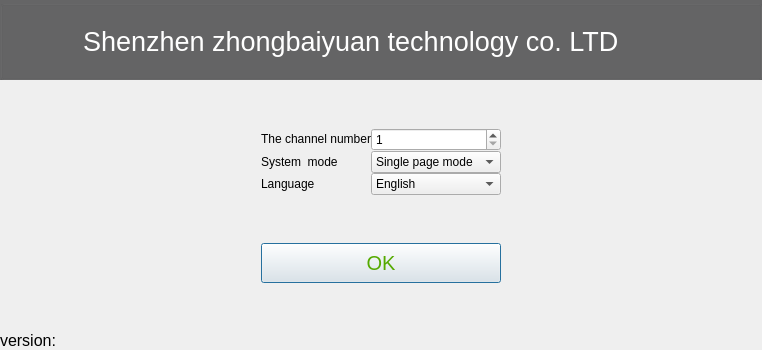
The window that Main/Setting/main_dialog.ui (519984307/Container_Multiple_Channels_20200522) describes before a commit, drawn with Qt 5.
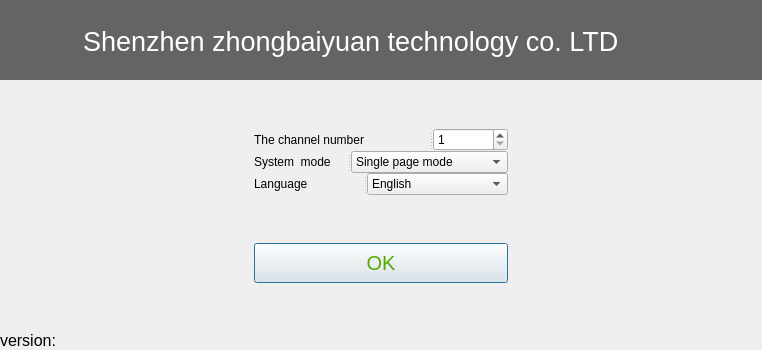
The same window after the commit. Icons and pictures are not drawn.

Diff of the .ui file:
```diff
--- a/Main/Setting/main_dialog.ui
+++ b/Main/Setting/main_dialog.ui
@@ -36,7 +36,7 @@
    <property name="spacing">
     <number>0</number>
    </property>
-   <item row="0" column="0" colspan="4">
+   <item row="0" column="0" colspan="3">
     <widget class="QGroupBox" name="groupBox">
      <property name="sizePolicy">
       <sizepolicy hsizetype="Preferred" vsizetype="Fixed">
@@ -568,7 +568,7 @@
      </layout>
     </widget>
    </item>
-   <item row="1" column="1" colspan="2">
+   <item row="1" column="1">
     <spacer name="verticalSpacer_2">
      <property name="orientation">
       <enum>Qt::Vertical</enum>
@@ -595,33 +595,15 @@
     </spacer>
    </item>
    <item row="2" column="1">
-    <layout class="QVBoxLayout" name="verticalLayout_2">
-     <item>
+    <widget class="QSplitter" name="splitter">
+     <property name="orientation">
+      <enum>Qt::Horizontal</enum>
+     </property>
       <widget class="QLabel" name="label">
        <property name="text">
         <string>The channel number</string>
        </property>
       </widget>
-     </item>
-     <item>
-      <widget class="QLabel" name="label_2">
-       <property name="text">
-        <string>System  mode</string>
-       </property>
-      </widget>
-     </item>
-     <item>
-      <widget class="QLabel" name="label_7">
-       <property name="text">
-        <string>Language</string>
-       </property>
-      </widget>
-     </item>
-    </layout>
-   </item>
-   <item row="2" column="2">
-    <layout class="QVBoxLayout" name="verticalLayout">
-     <item>
       <widget class="QSpinBox" name="ChannelNumber">
        <property name="minimum">
         <number>1</number>
@@ -630,8 +612,34 @@
         <number>199</number>
        </property>
       </widget>
-     </item>
-     <item>
+    </widget>
+   </item>
+   <item row="2" column="2">
+    <spacer name="horizontalSpacer_3">
+     <property name="orientation">
+      <enum>Qt::Horizontal</enum>
+     </property>
+     <property name="sizeHint" stdset="0">
+      <size>
+       <width>188</width>
+       <height>20</height>
+      </size>
+     </property>
+    </spacer>
+   </item>
+   <item row="3" column="1">
+    <widget class="QSplitter" name="splitter_2">
+     <property name="orientation">
+      <enum>Qt::Horizontal</enum>
+     </property>
+     <widget class="QLabel" name="label_2">
+      <property name="enabled">
+       <bool>true</bool>
+      </property>
+      <property name="text">
+       <string>System  mode</string>
+      </property>
+     </widget>
       <widget class="QComboBox" name="comboBox">
        <property name="toolTip">
         <string>Single-page mode saves memory, switching pages can only show subsequent captures. Previous captures do not show.
@@ -652,8 +660,18 @@
         </property>
        </item>
       </widget>
-     </item>
-     <item>
+    </widget>
+   </item>
+   <item row="4" column="1">
+    <widget class="QSplitter" name="splitter_3">
+     <property name="orientation">
+      <enum>Qt::Horizontal</enum>
+     </property>
+     <widget class="QLabel" name="label_7">
+      <property name="text">
+       <string>Language</string>
+      </property>
+     </widget>
       <widget class="QComboBox" name="language_comboBox">
        <property name="editable">
         <bool>false</bool>
@@ -672,23 +690,9 @@
         </property>
        </item>
       </widget>
-     </item>
-    </layout>
-   </item>
-   <item row="2" column="3">
-    <spacer name="horizontalSpacer_3">
-     <property name="orientation">
-      <enum>Qt::Horizontal</enum>
-     </property>
-     <property name="sizeHint" stdset="0">
-      <size>
-       <width>188</width>
-       <height>20</height>
-      </size>
-     </property>
-    </spacer>
-   </item>
-   <item row="3" column="1" colspan="2">
+    </widget>
+   </item>
+   <item row="5" column="1">
     <spacer name="verticalSpacer_3">
      <property name="orientation">
       <enum>Qt::Vertical</enum>
@@ -701,7 +705,7 @@
      </property>
     </spacer>
    </item>
-   <item row="4" column="1" colspan="2">
+   <item row="6" column="1">
     <widget class="QPushButton" name="pushButton">
      <property name="minimumSize">
       <size>
@@ -746,7 +750,7 @@
      </property>
     </widget>
    </item>
-   <item row="5" column="1" colspan="2">
+   <item row="7" column="1">
     <spacer name="verticalSpacer">
      <property name="orientation">
       <enum>Qt::Vertical</enum>
@@ -759,7 +763,7 @@
      </property>
     </spacer>
    </item>
-   <item row="6" column="0" colspan="4">
+   <item row="8" column="0" colspan="3">
     <layout class="QHBoxLayout" name="horizontalLayout_3" stretch="0,1">
      <item>
       <widget class="QLabel" name="label_4">
```
Lines whose indentation alone changed are shown as unchanged.
